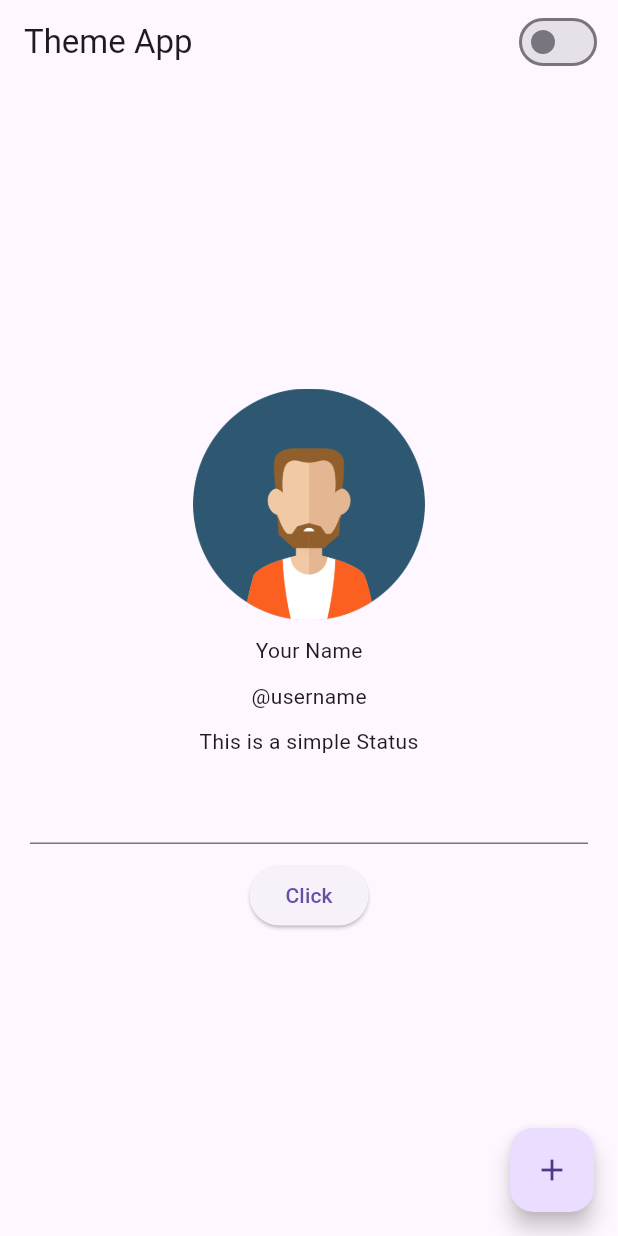
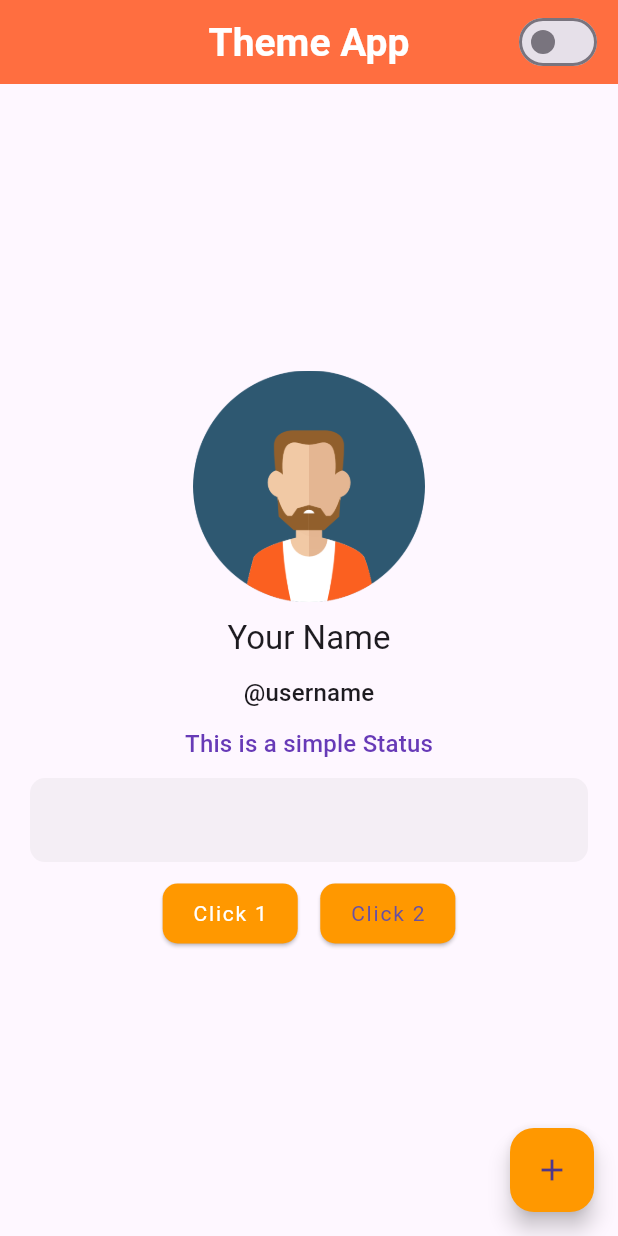
Before and after one commit to rhromets/use_theme_flutter, a Flutter app: the screen it shows after launch, on a phone screen of 412 x 824 dp. Run offline on Flutter 3.47's test engine with Material 3 defaults, Android fonts, the phone set to English and light mode, and no system bars.

Commit message:
feat: add theme customization

```diff
--- a/lib/pages/home_page.dart
+++ b/lib/pages/home_page.dart
@@ -17,6 +17,9 @@ class MyHomePage extends StatefulWidget {
 class _MyHomePageState extends State<MyHomePage> {
   @override
   Widget build(BuildContext context) {
+    TextTheme textTheme = Theme.of(context).textTheme;
+    bool isDark = Theme.of(context).brightness == Brightness.dark;
+
     return Scaffold(
       appBar: AppBar(
         title: const Text("Theme App"),
@@ -48,15 +51,30 @@ class _MyHomePageState extends State<MyHomePage> {
             addVerticalSpace(
               getDynamicHeight10(context),
             ),
-            const Text('Your Name'),
+            Text(
+              'Your Name',
+              style: textTheme.titleLarge,
+            ),
             addVerticalSpace(
               getDynamicHeight10(context),
             ),
-            const Text('@username'),
+            Text(
+              '@username',
+              style: textTheme.titleMedium,
+            ),
             addVerticalSpace(
               getDynamicHeight10(context),
             ),
-            const Text('This is a simple Status'),
+            Text(
+              'This is a simple Status',
+              style: isDark
+                  ? textTheme.titleMedium?.copyWith(
+                      color: Colors.white70,
+                    )
+                  : textTheme.titleMedium?.copyWith(
+                      color: Colors.deepPurple,
+                    ),
+            ),
             addVerticalSpace(
               getDynamicHeight10(context),
             ),
@@ -64,9 +82,28 @@ class _MyHomePageState extends State<MyHomePage> {
             addVerticalSpace(
               getDynamicHeight10(context),
             ),
-            ElevatedButton(
-              onPressed: () {},
-              child: const Text('Click'),
+            Row(
+              mainAxisAlignment: MainAxisAlignment.center,
+              children: [
+                ElevatedButton(
+                  onPressed: () {},
+                  child: Text(
+                    'Click 1',
+                    style: isDark
+                        ? textTheme.bodyMedium!.copyWith(
+                            color: const Color.fromARGB(255, 118, 128, 181),
+                          )
+                        : textTheme.bodyMedium!.copyWith(
+                            color: Colors.white,
+                          ),
+                  ),
+                ),
+                addHorisontalSpace(15),
+                ElevatedButton(
+                  onPressed: () {},
+                  child: const Text('Click 2'),
+                ),
+              ],
             ),
           ],
         ),
--- a/lib/theme/theme_constants.dart
+++ b/lib/theme/theme_constants.dart
@@ -1,9 +1,117 @@
+// ignore_for_file: constant_identifier_names
 import 'package:flutter/material.dart';
+
+const COLOR_PRIMARY = Colors.deepOrangeAccent;
+const COLOR_ACCENT = Colors.orange;
+
+const COLOR_PRIMARY_DARK = Color.fromARGB(255, 6, 40, 102);
+const COLOR_ACCENT_DARK = Colors.deepPurple;
 
 ThemeData lightTheme = ThemeData(
   brightness: Brightness.light,
+  appBarTheme: const AppBarTheme(
+    backgroundColor: COLOR_PRIMARY,
+    titleTextStyle: TextStyle(
+      color: Colors.white,
+      fontSize: 26,
+      fontWeight: FontWeight.w600,
+    ),
+    centerTitle: true,
+  ),
+  floatingActionButtonTheme: const FloatingActionButtonThemeData(
+    backgroundColor: COLOR_ACCENT,
+  ),
+  elevatedButtonTheme: const ElevatedButtonThemeData(
+    style: ButtonStyle(
+      textStyle: WidgetStatePropertyAll<TextStyle>(
+        TextStyle(
+          letterSpacing: 1.2,
+        ),
+      ),
+      backgroundColor: WidgetStatePropertyAll<Color?>(COLOR_ACCENT),
+      padding: WidgetStatePropertyAll<EdgeInsetsGeometry>(
+        EdgeInsets.symmetric(
+          horizontal: 20,
+          vertical: 10,
+        ),
+      ),
+      shape: WidgetStatePropertyAll<OutlinedBorder>(
+        RoundedRectangleBorder(
+          borderRadius: BorderRadius.all(
+            Radius.circular(10),
+          ),
+        ),
+      ),
+    ),
+  ),
+  textTheme: const TextTheme(
+    bodySmall: TextStyle(
+      color: Colors.white,
+    ),
+    bodyMedium: TextStyle(
+      letterSpacing: 1.2,
+    ),
+  ),
+  inputDecorationTheme: InputDecorationTheme(
+    border: OutlineInputBorder(
+      borderRadius: BorderRadius.circular(10),
+      borderSide: BorderSide.none,
+    ),
+    filled: true,
+    fillColor: Colors.grey.withOpacity(0.1),
+  ),
 );
 
 ThemeData darkTheme = ThemeData(
   brightness: Brightness.dark,
+  appBarTheme: const AppBarTheme(
+    backgroundColor: COLOR_PRIMARY_DARK,
+    titleTextStyle: TextStyle(
+      color: Colors.white,
+      fontSize: 26,
+      fontWeight: FontWeight.w600,
+    ),
+    centerTitle: true,
+  ),
+  floatingActionButtonTheme: const FloatingActionButtonThemeData(
+    backgroundColor: COLOR_ACCENT_DARK,
+  ),
+  elevatedButtonTheme: const ElevatedButtonThemeData(
+    style: ButtonStyle(
+      textStyle: WidgetStatePropertyAll<TextStyle>(
+        TextStyle(
+          letterSpacing: 1.2,
+        ),
+      ),
+      backgroundColor: WidgetStatePropertyAll<Color?>(COLOR_ACCENT_DARK),
+      padding: WidgetStatePropertyAll<EdgeInsetsGeometry>(
+        EdgeInsets.symmetric(
+          horizontal: 20,
+          vertical: 10,
+        ),
+      ),
+      shape: WidgetStatePropertyAll<OutlinedBorder>(
+        RoundedRectangleBorder(
+          borderRadius: BorderRadius.all(
+            Radius.circular(10),
+          ),
+        ),
+      ),
+    ),
+  ),
+  textTheme: const TextTheme(
+    bodySmall: TextStyle(
+      color: Colors.white,
+    ),
+    bodyMedium: TextStyle(
+      letterSpacing: 1.2,
+    ),
+  ),
+  inputDecorationTheme: InputDecorationTheme(
+    border: OutlineInputBorder(
+      borderRadius: BorderRadius.circular(10),
+    ),
+    filled: true,
+    fillColor: Colors.grey.withOpacity(0.1),
+  ),
 );
```
